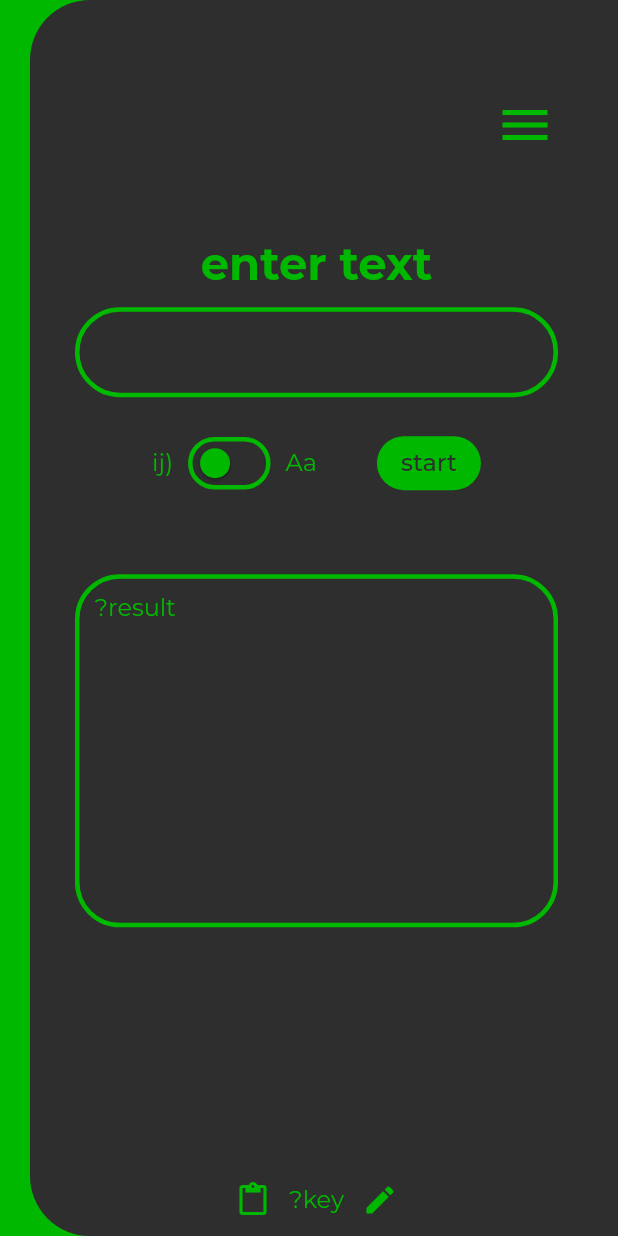
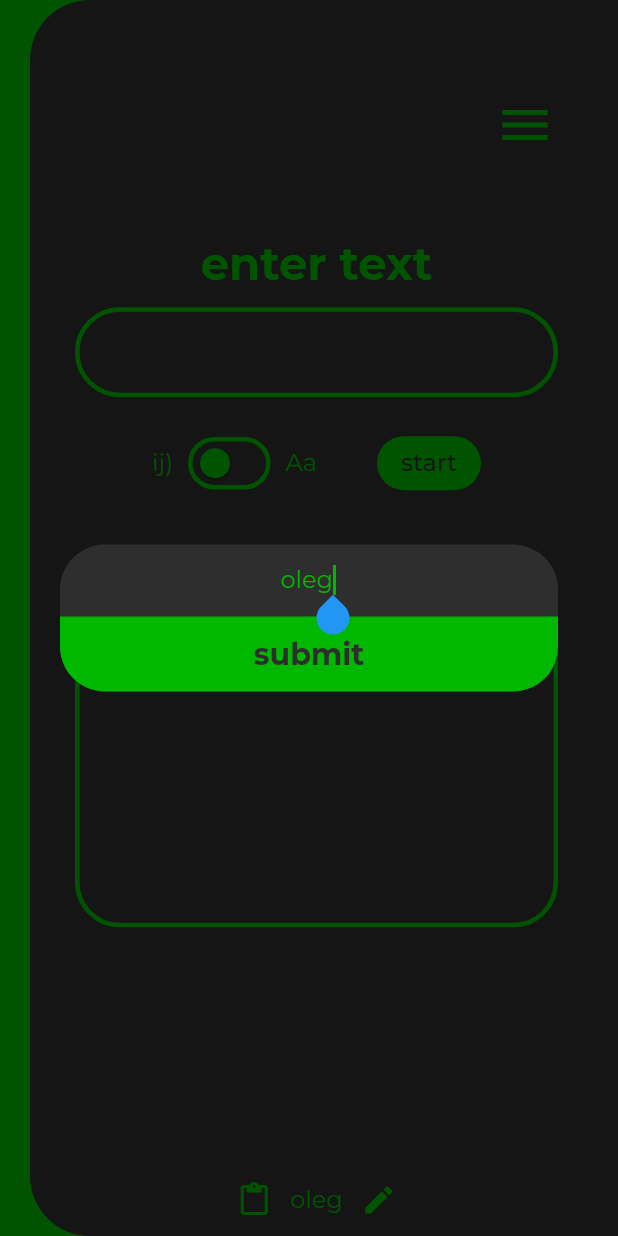
Before and after one commit to loooltooot/rivia, a Flutter app: the screen it shows after launch, after a tap on the "edit" icon, on a phone screen of 412 x 824 dp. Run offline on Flutter 3.47's test engine with Material 2 defaults, Android fonts, the phone set to English and light mode, and no system bars; our stand-ins replace bloc, flutter_bloc, google_fonts; generated files the repository leaves out were written again; project files that could hold a hidden picture were left out.

Commit message:
0x170222
base encryption mechanic, gestures to copy/paste don't work

```diff
--- a/lib/l10n/app_en.arb
+++ b/lib/l10n/app_en.arb
@@ -6,5 +6,6 @@
   "pasteTable": "paste rivTABLE",
   "encryptSnack": "encrypt mode",
   "decryptSnack": "decrypt mode",
-  "button": "start"
+  "button": "start",
+  "changeKeyButton": "submit"
 }
--- a/lib/l10n/app_ru.arb
+++ b/lib/l10n/app_ru.arb
@@ -6,5 +6,6 @@
   "pasteTable": "вставить rivTABLE",
   "encryptSnack": "шифровать",
   "decryptSnack": "дешифровать",
-  "button": "начать"
+  "button": "начать",
+  "changeKeyButton": "подтвердить"
 }
--- /dev/null
+++ b/lib/res/app_text_button.dart
@@ -0,0 +1,25 @@
+import 'package:flutter/material.dart';
+import 'package:rivia/res/constants.dart';
+
+class AppTextButton extends StatelessWidget {
+  final String title;
+
+  const AppTextButton({Key? key, required this.title}) : super(key: key);
+
+  @override
+  Widget build(BuildContext context) {
+    return TextButton(
+      onPressed: () {},
+      style: ButtonStyle(
+        padding: MaterialStateProperty.all(EdgeInsets.zero)
+      ),
+      child: Text(
+        title,
+        style: const TextStyle(
+          color: kDarkColor,
+          fontSize: 24
+        ),
+      )
+    );
+  }
+}
--- /dev/null
+++ b/lib/res/bloc/rivia_event.dart
@@ -0,0 +1,20 @@
+part of 'rivia_bloc.dart';
+
+@immutable
+abstract class RiviaEvent {}
+
+class Encryption extends RiviaEvent {
+  String text;
+  String key;
+
+  Encryption({required this.text,
+    required this.key});
+}
+
+class Decryption extends RiviaEvent {
+  String text;
+  String key;
+
+  Decryption({required this.text,
+    required this.key});
+}
--- /dev/null
+++ b/lib/res/bloc/rivia_state.dart
@@ -0,0 +1,14 @@
+part of 'rivia_bloc.dart';
+
+@immutable
+abstract class RiviaState {}
+
+class RiviaInitial extends RiviaState {}
+class ProcessingState extends RiviaState {}
+
+class EndedState extends RiviaState {
+  String result;
+  EndedState({required this.result});
+}
+
+class ErrorState extends RiviaState {}
--- /dev/null
+++ b/lib/res/models/riv_table.dart
@@ -0,0 +1,16 @@
+class RivTable {
+  String temp = 'ÏÀ[ƮÖ\\ơoP!òĶOƣЪËXĭĻ@:ĮöƸŝŖНƇΖ2ΔVΟňŚкŃøñŪщûĸãƼYéŦƆΙƐlú.kKŷĔŇģƅƝzКĩýŶ^ЭаÃƀСфƚŀƧŗ?èÄт-łЮЙ4ĲшхÈwцƎ>&Ż_mMĉХWŎ)ƩыŸзġāƤОťDķēhU×dƈŭЯгľGôΛİƓąŽEƔŉĈZьcŧ*CƫvМêбĎжšГřĜşőŊƕ#ČДРŋFáƘƋ5ƿ÷|ĢƪěžƠЬŮ\'ƻсƶyЫŠĬíƑƹüĤļƉůï иƂĨƊĐ;Þ\$ĵΝАźΓъƴōŹđÔЦŨƙнċjęŐţņ3Ċ=œSĝfëpƟƃШ(eƥƦяŵàbŬƢÙIБŤƞВƷÊRóэЕΚīśĒ{čnŕLgď0ėÅçxƽÝƖƛЗűƯŞ/ÕÓåрÍĦƾΘΞAq,ƳŘƌĴПĹИĺŜÁƺżŌ]уΠBƬ6äùaTĖ9~}мƵƁÐчæĠЖΜ8rƏĳðÒũƒŢħįĂĿУăJßŒЧƭЩ"ĽQ<ØųюĆйiпƲHФſĪеĀuĕĚŏŔ1ĥıТsŰÂńūĘŴÑ`+ưćЛΑŲîÆƱ%7ΒğŅÛĄÌƍвΡĞõŁþNtƗдÚìÇÉлƄÜƨâоÿΕÎΗƜ¡¢£¤¥¦§¨©ª«¬­®¯°±²³´µ¶·¸¹º»¼½¾¿ǀǁǂǃǄǅǆǇǈǉǊǋǌǍǎǏǐǑǒǓǔǕǖǗǘǙǚǛǜǝǞǟǠǡǢǣǤǥǦǧǨǩǪǫǬǭǮǯǰǱǲǳǴǵǶǷǸǹǺǻǼǽǾǿȀȁȂȃȄȅȆȇȈȉȊȋȌȍȎȏȐȑȒȓȔȕȖȗȘșȚțȜȝȞȟȠȡȢȣȤȥȦȧȨȩȪȫȬȭȮȯȰȱȲȳȴȵȶȷȸȹȺȻȼȽȾȿɀɁɂɃɄɅɆɇɈɉɊɋɌɍɎɏɐɑɒɓɔɕɖɗɘəɚɛɜɝɞɟɠɡɢɣɤɥɦɧɨɩɪɫɬɭɮɯɰɱɲɳɴɵɶɷɸɹɺɻɼɽɾɿʀʁʂʃʄʅʆʇʈʉʊʋʌʍʎʏʐʑʒʓʔʕʖʗʘʙʚʛʜʝʞʟʠʡʢʣʤʥʦʧʨʩʪʫʬʭʮʯʰʱʲʳʴʵʶʷʸʹʺʻʼʽʾʿˀˁ˂˃˄˅ˆˇˈˉˊˋˌˍˎˏːˑ˒˓˔˕˖˗˘˙˚˛˜˝˞˟ˠˡˢˣˤ˥˦˧˨˩˪˫ˬ˭ˮ˯˰˱˲˳˴˵˶˷˸˹˺˻˼˽˾˿̴̵̶̷̸̡̢̧̨̛̖̗̘̙̜̝̞̟̠̣̤̥̦̩̪̫̬̭̮̯̰̱̲̳̹̺̻̼͇͈͉͍͎̀́̂̃̄̅̆̇̈̉̊̋̌̍̎̏̐̑̒̓̔̽̾̿̀́͂̓̈́͆͊͋͌̕̚ͅ͏͐͑';
+  // string like this must be stored in the DB
+
+  List<String> _rivTABLE = [];
+
+  RivTable() {
+    for(int i = 0; i < temp.length; i++) {
+      _rivTABLE.add(temp[i]);
+    }
+  }
+
+  List<String> get table {
+    return _rivTABLE;
+  }
+}
--- a/lib/screens/encrypt_screen.dart
+++ b/lib/screens/encrypt_screen.dart
@@ -1,6 +1,9 @@
 import 'package:flutter/material.dart';
+import 'package:flutter_bloc/flutter_bloc.dart';
 import 'package:flutter_gen/gen_l10n/app_localizations.dart';
+import 'package:rivia/res/bloc/rivia_bloc.dart';
 import 'package:rivia/res/constants.dart';
+import 'package:google_fonts/google_fonts.dart';
 
 class EncryptScreen extends StatefulWidget {
   const EncryptScreen({Key? key}) : super(key: key);
@@ -11,9 +14,13 @@ class EncryptScreen extends StatefulWidget {
 
 class _EncryptScreenState extends State<EncryptScreen> {
   bool _isDecrypt = false;
+  String _text = '';
+  String _key = 'oleg';
 
   @override
   Widget build(BuildContext context) {
+    Bloc _bloc = context.read<RiviaBloc>();
+
     return SizedBox(
       width: MediaQuery.of(context).size.width - 30,
       height: MediaQuery.of(context).size.height,
@@ -33,6 +40,9 @@ class _EncryptScreenState extends State<EncryptScreen> {
           SizedBox(
             width: MediaQuery.of(context).size.width - 90,
             child: TextField(
+              onChanged: (value) {
+                _text = value;
+              },
               textAlign: TextAlign.center,
               cursorColor: kBrightColor,
               style: const TextStyle(
@@ -115,7 +125,10 @@ class _EncryptScreenState extends State<EncryptScreen> {
                 ),
                 const Padding(padding: EdgeInsets.all(20)),
                 ElevatedButton(
-                  onPressed: () {},
+                  onPressed: () {
+                    _isDecrypt ? _bloc.add(Decryption(text: _text, key: _key))
+                        : _bloc.add(Encryption(text: _text, key: _key));
+                  },
                   style: ButtonStyle(
                     elevation: MaterialStateProperty.all(0),
                     backgroundColor: MaterialStateProperty.all(kBrightColor),
@@ -148,12 +161,35 @@ class _EncryptScreenState extends State<EncryptScreen> {
                 )
               )
             ),
-            child: const Text(
-              '?result',
+            child: BlocBuilder<RiviaBloc, RiviaState>(
+              builder: (context, state) {
+                if(state is ProcessingState) {
+                  return const Center(
+                    child: CircularProgressIndicator(
+                      color: kBrightColor
+                    ),
+                  );
+                }
+
+                if(state is EndedState) {
+                  return Text(
+                    state.result,
+                    style: GoogleFonts.notoSans(
+                      textStyle: const TextStyle(
+                        color: kBrightColor,
+                        fontSize: 16,
+                      )
+                    ),
+                  );
+                }
+
+                return const Text(
+                  '',
                   style: TextStyle(
                     color: kBrightColor,
-                fontSize: 16,
                   ),
+                );
+              },
             ),
           ),
           const Spacer(),
@@ -167,9 +203,9 @@ class _EncryptScreenState extends State<EncryptScreen> {
                 ),
                 onPressed: () {},
               ),
-              const Text(
-                '?key',
-                style: TextStyle(
+              Text(
+                _key,
+                style: const TextStyle(
                     color: kBrightColor,
                     fontSize: 16
                 ),
@@ -179,7 +215,75 @@ class _EncryptScreenState extends State<EncryptScreen> {
                   Icons.edit,
                   color: kBrightColor,
                 ),
-                onPressed: () {},
+                onPressed: () {
+                  showDialog(
+                    context: context,
+                    builder: (context) {
+                      return Dialog(
+                        backgroundColor: Colors.transparent,
+                        elevation: 0,
+                        insetPadding: EdgeInsets.zero,
+                        child: Center(
+                          child: Container(
+                            width: MediaQuery.of(context).size.width - 80,
+                            height: 98,
+                            decoration: BoxDecoration(
+                              color: kDarkColor,
+                              borderRadius: BorderRadius.circular(30)
+                            ),
+                            child: Column(
+                              children: [
+                                TextFormField(
+                                  onChanged: (value) {
+                                    setState(() {
+                                      _key = value;
+                                    });
+                                  },
+                                  initialValue: _key,
+                                  autofocus: true,
+                                  textAlign: TextAlign.center,
+                                  cursorColor: kBrightColor,
+                                  style: const TextStyle(
+                                    color: kBrightColor,
+                                    fontSize: 16
+                                  ),
+                                  decoration: const InputDecoration(
+                                    border: InputBorder.none
+                                  ),
+                                ),
+                                GestureDetector(
+                                  onTap: () {
+                                    Navigator.of(context).pop();
+                                  },
+                                  child: Container(
+                                    alignment: Alignment.center,
+                                    height: 50,
+                                    width: MediaQuery.of(context).size.width - 80,
+                                    decoration: const BoxDecoration(
+                                      color: kBrightColor,
+                                      borderRadius: BorderRadius.only(
+                                        bottomLeft: Radius.circular(30),
+                                        bottomRight: Radius.circular(30)
+                                      )
+                                    ),
+                                    child: Text(
+                                      AppLocalizations.of(context)!.changeKeyButton,
+                                      style: const TextStyle(
+                                        color: kDarkColor,
+                                        fontSize: 20,
+                                        fontWeight: FontWeight.w700,
+                                      ),
+                                    ),
+                                  ),
+                                )
+                              ],
+                            ),
+                          ),
+                        ),
+                      );
+                    }
+                  );
+                },
               )
             ],
           )
--- a/lib/screens/home.dart
+++ b/lib/screens/home.dart
@@ -1,4 +1,6 @@
 import 'package:flutter/material.dart';
+import 'package:flutter_bloc/flutter_bloc.dart';
+import 'package:rivia/res/bloc/rivia_bloc.dart';
 import 'package:rivia/res/constants.dart';
 import 'package:rivia/screens/encrypt_screen.dart';
 import 'package:rivia/screens/settings_screen.dart';
@@ -16,7 +18,9 @@ class _HomeState extends State<Home> {
 
   @override
   Widget build(BuildContext context) {
-    return Scaffold(
+    return BlocProvider(
+      create: (context) => RiviaBloc(),
+      child: Scaffold(
         backgroundColor: kBrightColor,
         body: Stack(
           children: [
@@ -87,6 +91,7 @@ class _HomeState extends State<Home> {
             )
           ],
         ),
+      ),
     );
   }
 }
--- a/lib/screens/settings_screen.dart
+++ b/lib/screens/settings_screen.dart
@@ -1,5 +1,6 @@
 import 'package:flutter/material.dart';
 import 'package:flutter_gen/gen_l10n/app_localizations.dart';
+import 'package:rivia/res/app_text_button.dart';
 import 'package:rivia/res/constants.dart';
 
 class SettingsScreen extends StatelessWidget {
@@ -8,6 +9,7 @@ class SettingsScreen extends StatelessWidget {
   @override
   Widget build(BuildContext context) {
     return Column(
+      crossAxisAlignment: CrossAxisAlignment.start,
       children: [
         const Padding(padding: EdgeInsets.only(top: 62)),
         Text(
@@ -18,6 +20,17 @@ class SettingsScreen extends StatelessWidget {
             fontWeight: FontWeight.w700
           ),
         ),
+        const Padding(padding: EdgeInsets.only(top: 62)),
+        Column(
+          crossAxisAlignment: CrossAxisAlignment.start,
+          children: [
+            AppTextButton(title: AppLocalizations.of(context)!.generateTable),
+            const Padding(padding: EdgeInsets.only(top: 6)),
+            AppTextButton(title: AppLocalizations.of(context)!.getTable),
+            const Padding(padding: EdgeInsets.only(top: 6)),
+            AppTextButton(title: AppLocalizations.of(context)!.pasteTable)
+          ],
+        )
       ],
     );
   }
--- a/pubspec.yaml
+++ b/pubspec.yaml
@@ -35,6 +35,7 @@ dependencies:
   flutter_localizations:
     sdk: flutter
   intl: ^0.17.0
+  flutter_bloc: ^8.0.1
 
 
   # The following adds the Cupertino Icons font to your application.
@@ -42,9 +43,8 @@ dependencies:
   cupertino_icons: ^1.0.2
 
 dev_dependencies:
+  test: ^1.20.1
   google_fonts:
-  flutter_test:
-    sdk: flutter
 
   # The "flutter_lints" package below contains a set of recommended lints to
   # encourage good coding practices. The lint set provided by the package is
```
Also changed, not shown: lib/res/bloc/rivia_bloc.dart (added, +33 -0 lines), lib/res/models/rivia.dart (added, +44 -0 lines), google_fonts/NotoSans-Bold.ttf (added), google_fonts/NotoSans-BoldItalic.ttf (added), google_fonts/NotoSans-Italic.ttf (added), google_fonts/NotoSans-Regular.ttf (added), pubspec.lock, 1 other file. Lines whose indentation alone changed are shown as unchanged.
